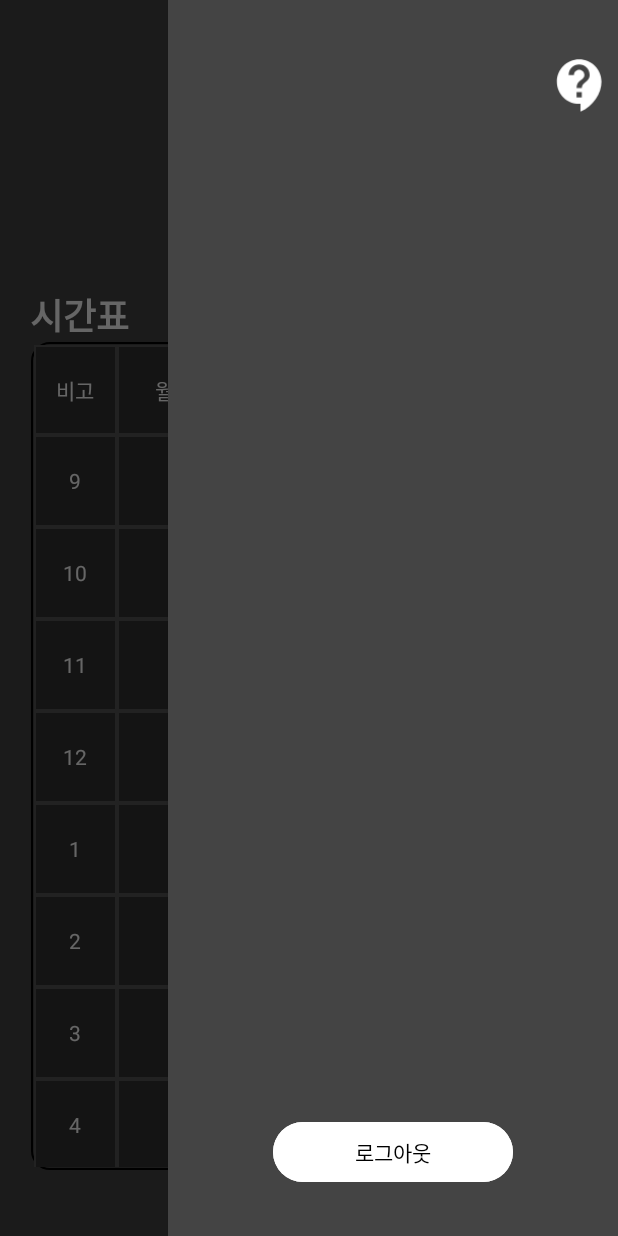
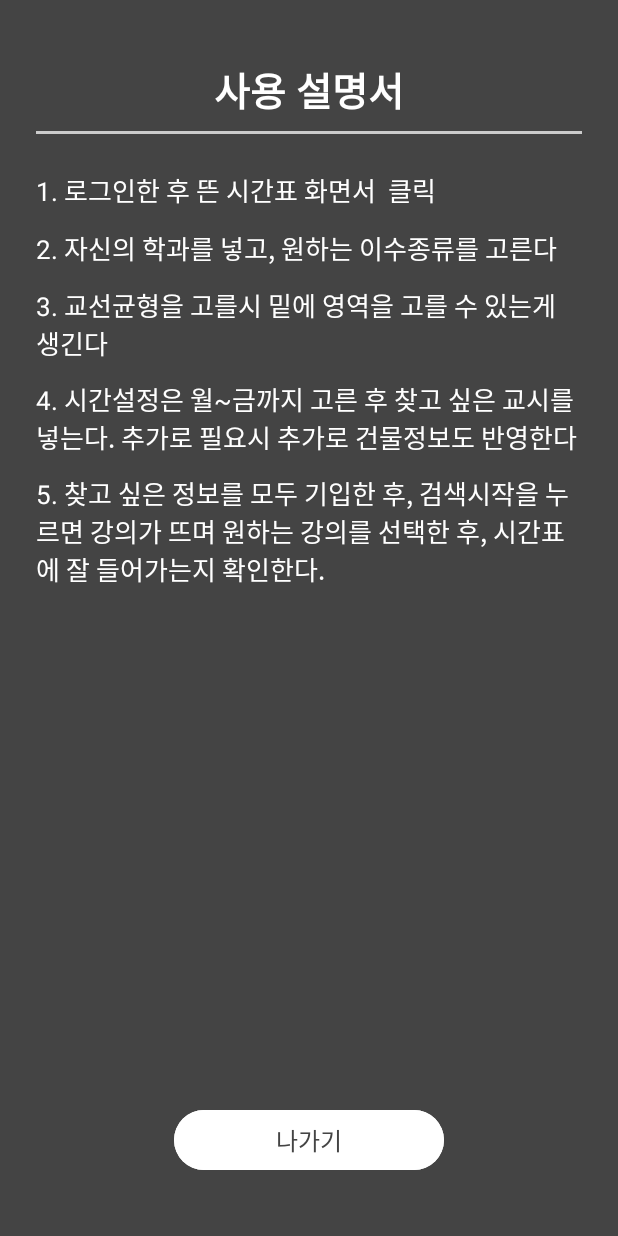
Before and after one commit to sinbin1036/Dsu_Course_Plus, an Android app: the MainActivity screen opened directly, with no data from a screen before it, after a tap on "도움말", on a phone screen of 412 x 824 dp. Run offline under Robolectric (Android 15) with nearby library versions, the phone set to English and light mode, and no system bars; 1 other tap on this screen came first.

Commit message:
feat: 사용설명서(Help) 화면 및 drawer 메뉴 이벤트 구현
-drawer 메뉴에 물음표(Help) 버튼 클릭 시 HelpActivity로 이동 기능 추가

-activity_help.xml 레이아웃 새로 제작 및 버튼 하단 고정, 설명 항목 화면 전체에 고르게 분포하도록 개선

-btn_exit(나가기) 버튼 흰색 배경 및 하단 고정 UI 적용

-HelpActivity.kt 생성 및 나가기 버튼 클릭 시 메인 화면 복귀 처리

-activity_help.xml, HelpActivity.kt, strings.xml, drawable/btn_rounded_white.xml 등 리소스 추가 및 정비

-drawer_menu.xml에서 btnHelp, btnLogout 등 클릭 이벤트 MainActivity에서 일괄 처리

```diff
--- a/dcp_app/app/src/main/AndroidManifest.xml
+++ b/dcp_app/app/src/main/AndroidManifest.xml
@@ -1,3 +1,4 @@
+<?xml version="1.0" encoding="utf-8"?>
 <manifest xmlns:android="http://schemas.android.com/apk/res/android"
     package="com.cookandroid.dcp_app">
 
@@ -8,26 +9,22 @@
         android:roundIcon="@mipmap/ic_launcher_round"
         android:supportsRtl="true"
         android:theme="@style/Theme.Dcp_app">
-
-
-    <!-- 시간표 화면 -->
-        <activity android:name=".MainActivity" />
-
-        <!-- 회원가입 화면 -->
-        <activity android:name=".SignUpActivity" />
-
-        <!-- 로그인 화면 (시작 화면) -->
+        <activity
+            android:name=".HelpActivity"
+            android:exported="false" />
+        <!-- 시간표 화면 -->
+        <activity android:name=".MainActivity" /> <!-- 회원가입 화면 -->
+        <activity android:name=".SignUpActivity" /> <!-- 로그인 화면 (시작 화면) -->
         <activity
             android:name=".LoginActivity"
             android:exported="true">
             <intent-filter>
                 <action android:name="android.intent.action.MAIN" />
+
                 <category android:name="android.intent.category.LAUNCHER" />
             </intent-filter>
         </activity>
-
         <activity android:name=".InfoSetting" />
-
     </application>
 
 </manifest>
--- /dev/null
+++ b/dcp_app/app/src/main/java/com/cookandroid/dcp_app/HelpActivity.kt
@@ -0,0 +1,17 @@
+package com.cookandroid.dcp_app   // ← 반드시 실제 패키지 경로와 일치시켜주세요!
+
+import android.os.Bundle
+import android.widget.Button
+import androidx.appcompat.app.AppCompatActivity
+
+class HelpActivity : AppCompatActivity() {
+    override fun onCreate(savedInstanceState: Bundle?) {
+        super.onCreate(savedInstanceState)
+        setContentView(R.layout.activity_help) // 레이아웃 파일명과 일치해야 함
+
+        val btnExit = findViewById<Button>(R.id.btn_exit)
+        btnExit.setOnClickListener {
+            finish() // 현재 액티비티 종료, 메인화면으로 복귀
+        }
+    }
+}
--- a/dcp_app/app/src/main/java/com/cookandroid/dcp_app/MainActivity.kt
+++ b/dcp_app/app/src/main/java/com/cookandroid/dcp_app/MainActivity.kt
@@ -38,11 +38,17 @@ class MainActivity : AppCompatActivity() {
         val btnLogout = drawerMenuView.findViewById<Button>(R.id.btnLogout)
         val btnHelp = drawerMenuView.findViewById<ImageView>(R.id.btnHelp)
 
+        // 로그아웃 버튼
         btnLogout.setOnClickListener {
             startActivity(Intent(this, LoginActivity::class.java))
+            finish() // 현재 액티비티 종료 (옵션)
         }
+
+        // 물음표(Help) 버튼
         btnHelp.setOnClickListener {
-            // 도움말 처리
+            val intent = Intent(this, HelpActivity::class.java)
+            startActivity(intent)
+            drawerLayout.closeDrawer(GravityCompat.END) // 드로어 닫기
         }
     }
 }
--- /dev/null
+++ b/dcp_app/app/src/main/res/drawable/btn_rounded_white.xml
@@ -0,0 +1,6 @@
+<?xml version="1.0" encoding="utf-8"?>
+<shape xmlns:android="http://schemas.android.com/apk/res/android"
+    android:shape="rectangle">
+    <solid android:color="@android:color/white" />
+    <corners android:radius="20dp" />
+</shape>
--- /dev/null
+++ b/dcp_app/app/src/main/res/layout/activity_help.xml
@@ -0,0 +1,92 @@
+<?xml version="1.0" encoding="utf-8"?>
+<LinearLayout xmlns:android="http://schemas.android.com/apk/res/android"
+    android:layout_width="match_parent"
+    android:layout_height="match_parent"
+    android:orientation="vertical"
+    android:background="#444444"
+    android:padding="24dp">
+
+    <!-- 상단 제목 -->
+    <TextView
+        android:id="@+id/help_title"
+        android:layout_width="match_parent"
+        android:layout_height="wrap_content"
+        android:text="사용 설명서"
+        android:textSize="26sp"
+        android:textStyle="bold"
+        android:gravity="center"
+        android:textColor="#FFFFFF"
+        android:layout_marginTop="16dp"
+        android:layout_marginBottom="8dp"/>
+
+    <!-- 구분선 -->
+    <View
+        android:layout_width="match_parent"
+        android:layout_height="2dp"
+        android:background="#CCCCCC"
+        android:layout_marginBottom="24dp"/>
+
+    <!-- 설명 영역: weight로 공간 분배 -->
+    <LinearLayout
+        android:layout_width="match_parent"
+        android:layout_height="0dp"
+        android:layout_weight="1"
+        android:orientation="vertical">
+
+        <TextView
+            android:layout_width="match_parent"
+            android:layout_height="wrap_content"
+            android:text="1. 로그인한 후 뜬 시간표 화면서 \uD83D\uDC64 클릭"
+            android:textSize="17sp"
+            android:textColor="#FFFFFF"
+            android:layout_marginBottom="12dp"/>
+
+        <TextView
+            android:layout_width="match_parent"
+            android:layout_height="wrap_content"
+            android:text="2. 자신의 학과를 넣고, 원하는 이수종류를 고른다"
+            android:textSize="17sp"
+            android:textColor="#FFFFFF"
+            android:layout_marginBottom="12dp"/>
+
+        <TextView
+            android:layout_width="match_parent"
+            android:layout_height="wrap_content"
+            android:text="3. 교선균형을 고를시 밑에 영역을 고를 수 있는게 생긴다"
+            android:textSize="17sp"
+            android:textColor="#FFFFFF"
+            android:layout_marginBottom="12dp"/>
+
+        <TextView
+            android:layout_width="match_parent"
+            android:layout_height="wrap_content"
+            android:text="4. 시간설정은 월~금까지 고른 후 찾고 싶은 교시를 넣는다. 추가로 필요시 추가로 건물정보도 반영한다"
+            android:textSize="17sp"
+            android:textColor="#FFFFFF"
+            android:layout_marginBottom="12dp"/>
+
+        <TextView
+            android:layout_width="match_parent"
+            android:layout_height="wrap_content"
+            android:text="5. 찾고 싶은 정보를 모두 기입한 후, 검색시작을 누르면 강의가 뜨며 원하는 강의를 선택한 후, 시간표에 잘 들어가는지 확인한다."
+            android:textSize="17sp"
+            android:textColor="#FFFFFF"/>
+    </LinearLayout>
+
+    <!-- 하단 공간 확보 -->
+    <View
+        android:layout_width="match_parent"
+        android:layout_height="16dp" />
+
+    <!-- 나가기 버튼 (하단 고정) -->
+    <Button
+        android:id="@+id/btn_exit"
+        android:layout_width="180dp"
+        android:layout_height="48dp"
+        android:text="@string/btn_exit"
+        android:textColor="#444444"
+        android:textSize="16sp"
+        android:backgroundTint="@android:color/white"
+        android:layout_gravity="center_horizontal"
+        android:layout_marginBottom="16dp"/>
+</LinearLayout>
--- a/dcp_app/app/src/main/res/values/strings.xml
+++ b/dcp_app/app/src/main/res/values/strings.xml
@@ -1,3 +1,4 @@
 <resources>
     <string name="app_name">dcp_app</string>
+    <string name="btn_exit">나가기</string>
 </resources>
```
